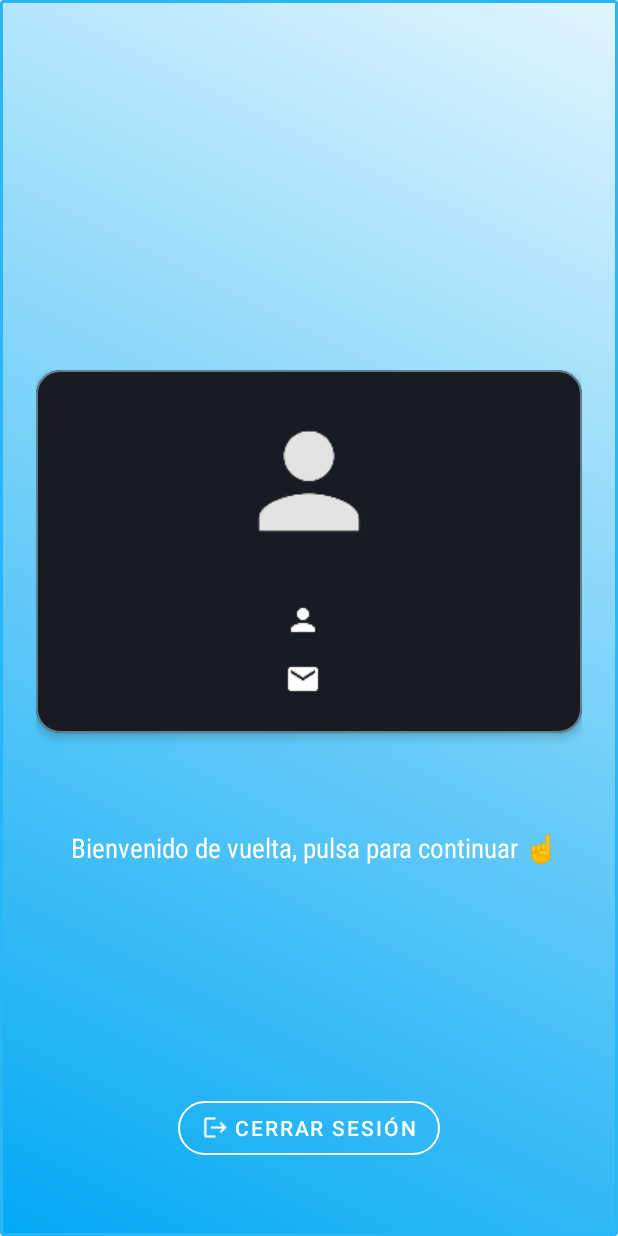
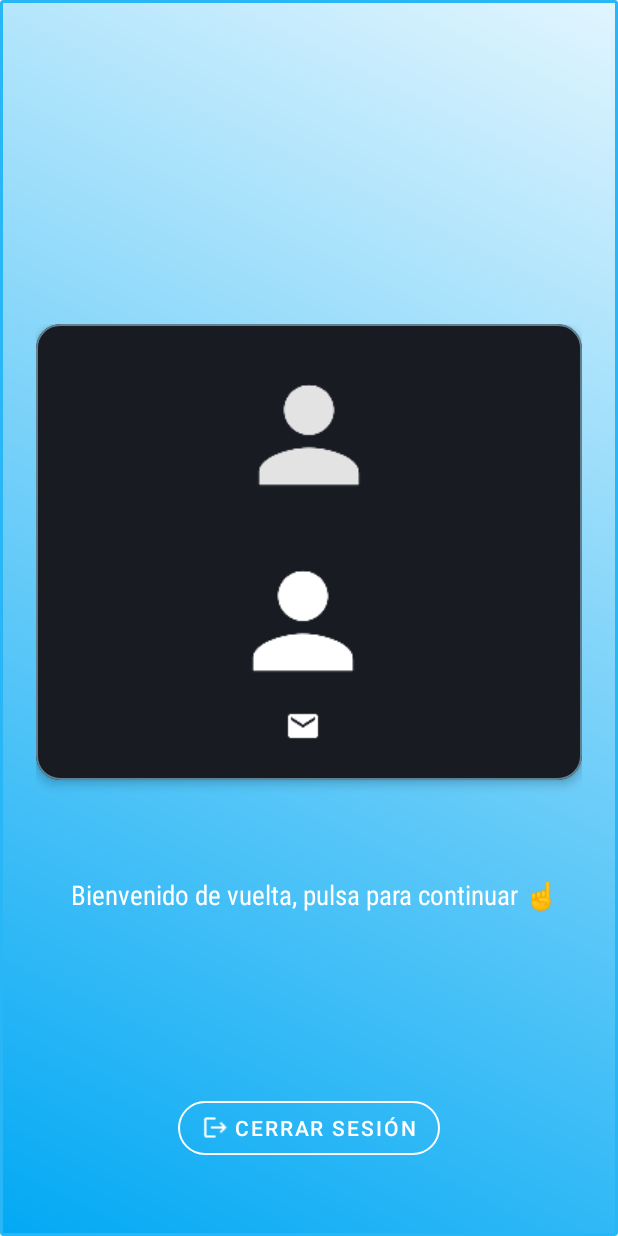
Before and after one commit to IbaiS94/Acciones500, an Android app: the layout saludo_login.xml on its own in the app's theme, with its tools: preview values and no code run, on a phone screen of 412 x 824 dp. Run offline under Robolectric (Android 15) with nearby library versions, the phone set to English and light mode, and no system bars.

Commit message:
Pequeños arreglos cosmeticos

```diff
--- a/app/src/main/res/layout/dialog_registro.xml
+++ b/app/src/main/res/layout/dialog_registro.xml
@@ -44,7 +44,7 @@
         android:layout_width="match_parent"
         android:layout_height="wrap_content"
         android:hint="@string/nombre"
-        app:startIconDrawable="@drawable/person"
+        app:startIconDrawable="@drawable/persona"
         android:layout_marginBottom="12dp">
 
         <com.google.android.material.textfield.TextInputEditText
--- a/app/src/main/res/layout/saludo_login.xml
+++ b/app/src/main/res/layout/saludo_login.xml
@@ -55,7 +55,7 @@
                     android:textSize="28sp"
                     android:textStyle="bold"
                     android:layout_marginTop="16dp"
-                    android:drawableStart="@drawable/person"
+                    android:drawableStart="@drawable/person2"
                     android:drawablePadding="8dp"
                     android:drawableTint="@color/white"/>
 
```
Also changed, not shown: app/src/main/res/drawable/persona.png (renamed from app/src/main/res/drawable/person.png).
